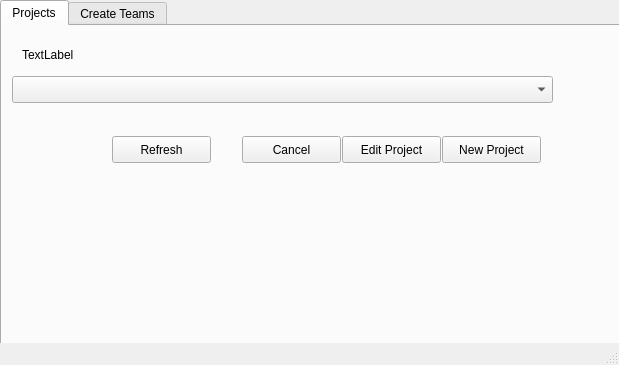
The window that adminwindow.ui (sprinklej/00100100) describes before a commit, drawn with Qt 5.
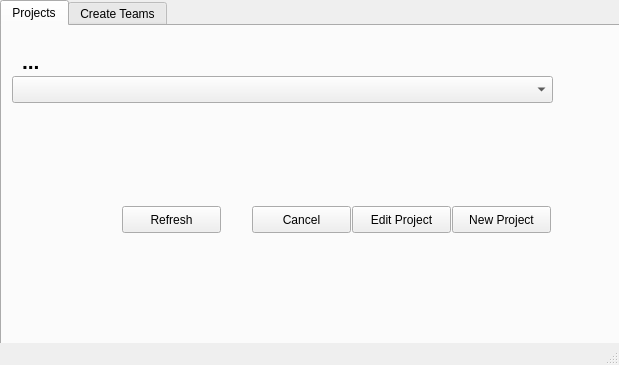
The same window after the commit.

```diff
--- a/adminwindow.ui
+++ b/adminwindow.ui
@@ -33,8 +33,8 @@
      <widget class="QPushButton" name="pushButton">
       <property name="geometry">
        <rect>
-        <x>440</x>
-        <y>110</y>
+        <x>450</x>
+        <y>180</y>
         <width>99</width>
         <height>27</height>
        </rect>
@@ -46,8 +46,8 @@
      <widget class="QPushButton" name="pushButton_2">
       <property name="geometry">
        <rect>
-        <x>340</x>
-        <y>110</y>
+        <x>350</x>
+        <y>180</y>
         <width>99</width>
         <height>27</height>
        </rect>
@@ -71,19 +71,26 @@
        <rect>
         <x>20</x>
         <y>20</y>
-        <width>341</width>
-        <height>17</height>
+        <width>421</width>
+        <height>31</height>
        </rect>
       </property>
+      <property name="font">
+       <font>
+        <pointsize>16</pointsize>
+        <weight>75</weight>
+        <bold>true</bold>
+       </font>
+      </property>
       <property name="text">
-       <string>TextLabel</string>
+       <string>...</string>
       </property>
      </widget>
      <widget class="QPushButton" name="pushButton_4">
       <property name="geometry">
        <rect>
-        <x>240</x>
-        <y>110</y>
+        <x>250</x>
+        <y>180</y>
         <width>99</width>
         <height>27</height>
        </rect>
@@ -95,8 +102,8 @@
      <widget class="QPushButton" name="pushButton_5">
       <property name="geometry">
        <rect>
-        <x>110</x>
-        <y>110</y>
+        <x>120</x>
+        <y>180</y>
         <width>99</width>
         <height>27</height>
        </rect>
```
